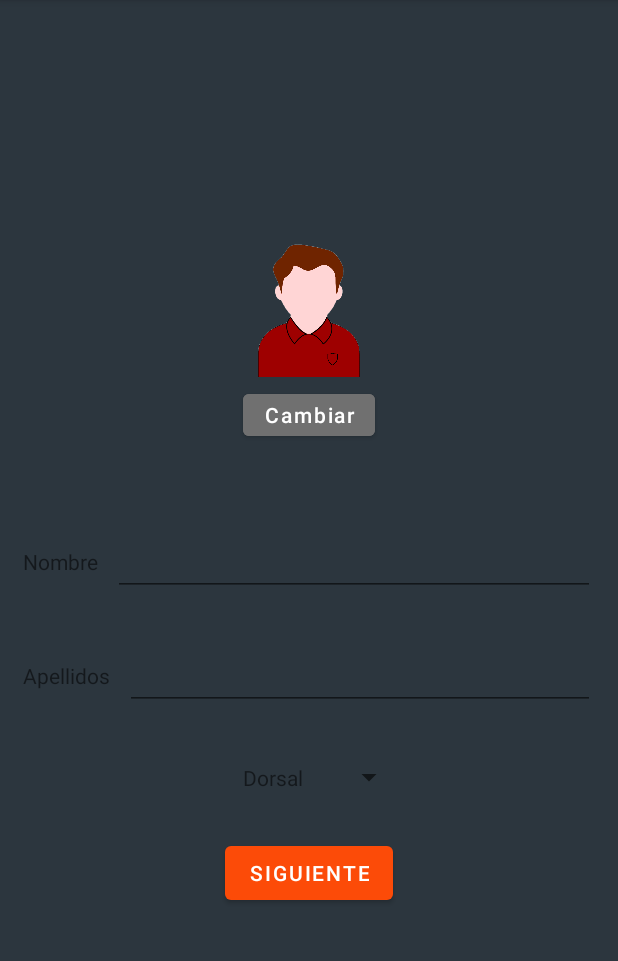
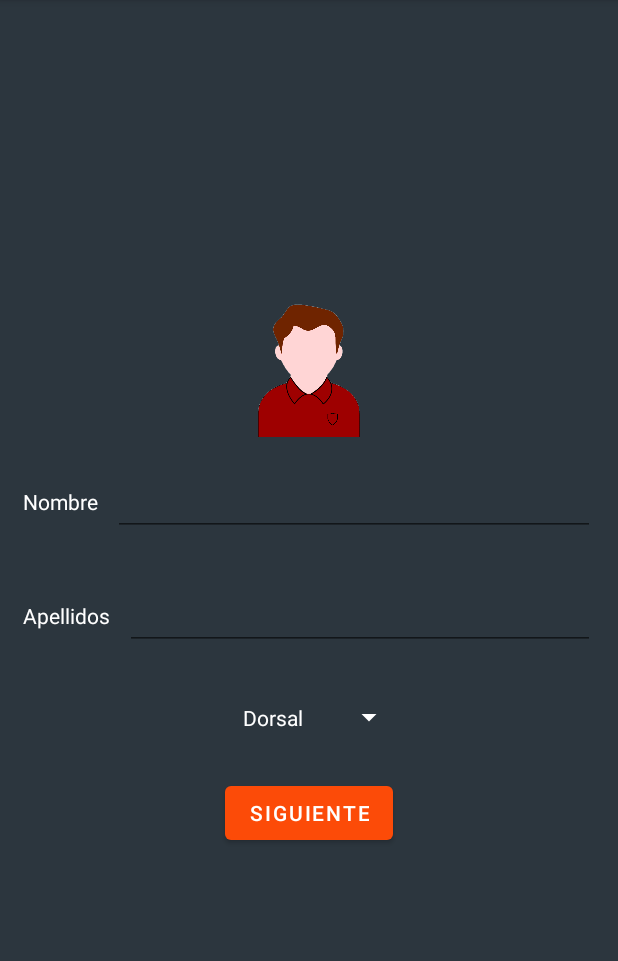
Before and after one commit to javimena5/EasyRef, an Android app: the DatosJugadorFragment screen opened through its navigation route, on a phone screen of 412 x 824 dp, the part 84-1045 px from its top. Run offline under Robolectric (Android 15) with nearby library versions, the light colour scheme and no system bars; our stand-ins replace Room's generated code; 2 statements that could not run were skipped.

Commit message:
Muchos cambios de estilo y barra superior

```diff
--- a/app/src/main/java/com/example/easyref/View/ArbitrarPartidoLayout.kt
+++ b/app/src/main/java/com/example/easyref/View/ArbitrarPartidoLayout.kt
@@ -7,6 +7,7 @@ import android.view.View
 import android.view.ViewGroup
 import android.widget.*
 import androidx.appcompat.app.AlertDialog
+import androidx.appcompat.app.AppCompatActivity
 import androidx.fragment.app.Fragment
 import androidx.fragment.app.activityViewModels
 import androidx.navigation.fragment.NavHostFragment
@@ -64,12 +65,15 @@ class ArbitrarPartidoLayout : Fragment() {
         container: ViewGroup?,
         savedInstanceState: Bundle?
     ): View? {
+        (activity as AppCompatActivity).supportActionBar?.hide()
+
         var listaIdLocales : List<Int> = listOf<Int>()
         var listaIdVisitantes : List<Int> = listOf<Int>()
         var listaIdTitularesLocalesDB : List<Int> = listOf<Int>()
         var listaIdTitularesVisitantesDB : List<Int> = listOf<Int>()
         var listaIdSuplentesLocalesDB : List<Int> = listOf<Int>()
         var listaIdSuplentesVisitantesDB : List<Int> = listOf<Int>()
+
 
         CoroutineScope(Dispatchers.IO).launch {
             listaIdLocales = EasyRefController.getIdJugadores(datosViewModel.getEquipoLocal.value?.idEquipo)
--- /dev/null
+++ b/app/src/main/res/drawable/back.xml
@@ -0,0 +1,5 @@
+<vector android:autoMirrored="true" android:height="24dp"
+    android:tint="#FFFFFF" android:viewportHeight="24"
+    android:viewportWidth="24" android:width="24dp" xmlns:android="http://schemas.android.com/apk/res/android">
+    <path android:fillColor="@android:color/white" android:pathData="M20,11H7.83l5.59,-5.59L12,4l-8,8 8,8 1.41,-1.41L7.83,13H20v-2z"/>
+</vector>
--- a/app/src/main/res/layout/datos_jugador_fragment.xml
+++ b/app/src/main/res/layout/datos_jugador_fragment.xml
@@ -19,15 +19,6 @@
             android:layout_height="100dp"
             android:src="@drawable/jugador_local_avatar"
             android:layout_marginBottom="5dp"/>
-        <Button
-            android:layout_width="wrap_content"
-            android:layout_height="40dp"
-            android:padding="0dp"
-            android:backgroundTint="#707070"
-            android:textAllCaps="false"
-            android:text="Cambiar"
-            android:layout_marginBottom="40dp"
-            />
         <LinearLayout
             android:layout_width="match_parent"
             android:layout_height="wrap_content"
@@ -35,10 +26,12 @@
             android:gravity="center"
             android:layout_margin="15dp">
             <TextView
+                android:textColor="@color/white"
                 android:layout_width="wrap_content"
                 android:layout_height="wrap_content"
                 android:text="Nombre"></TextView>
             <EditText
+                android:textColor="@color/white"
                 android:id="@+id/nombreJugador"
                 android:layout_width="match_parent"
                 android:layout_height="wrap_content"
@@ -51,10 +44,12 @@
             android:gravity="center"
             android:layout_margin="15dp">
             <TextView
+                android:textColor="@color/white"
                 android:layout_width="wrap_content"
                 android:layout_height="wrap_content"
                 android:text="Apellidos"></TextView>
             <EditText
+                android:textColor="@color/white"
                 android:id="@+id/apellidosJugador"
                 android:layout_width="match_parent"
                 android:layout_height="wrap_content"
@@ -66,11 +61,14 @@
         android:gravity="center"
         android:orientation="horizontal">
         <TextView
+            android:textColor="@color/white"
             android:layout_width="wrap_content"
             android:layout_height="wrap_content"
             android:text="Dorsal"
             android:layout_margin="20dp"/>
         <Spinner
+            android:backgroundTint="@color/white"
+            android:textColor="@color/white"
             android:id="@+id/dorsalJugador"
             android:orientation="horizontal"
             android:layout_width="wrap_content"
```
Also changed, not shown: app/src/main/res/layout/arbitrar_layout.xml (+10 -0 lines), app/src/main/res/layout/color_spinner_layout.xml (added, +10 -0 lines), app/src/main/res/layout/datos_arbitro_fragment.xml (+4 -9 lines), app/src/main/res/layout/datos_equipo_fragment.xml (+2 -9 lines).
